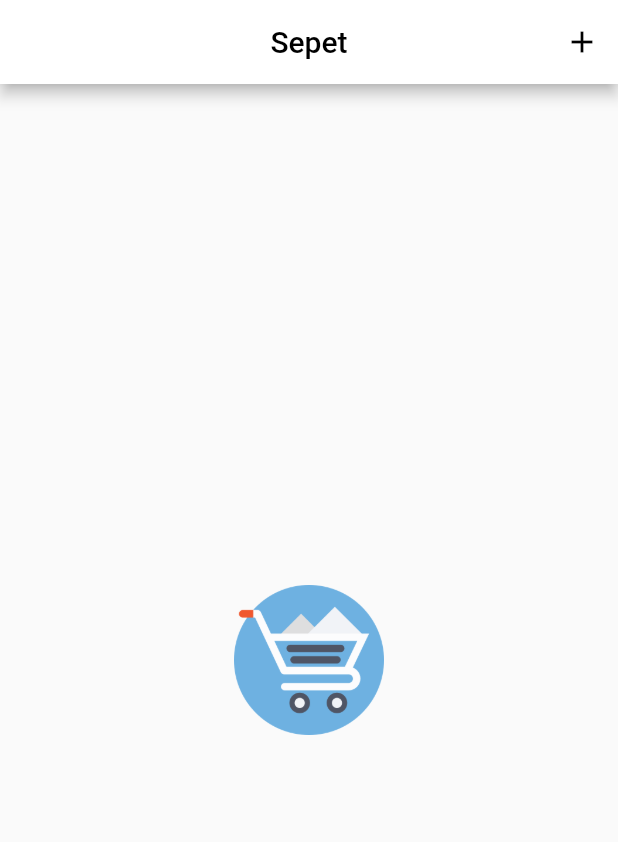
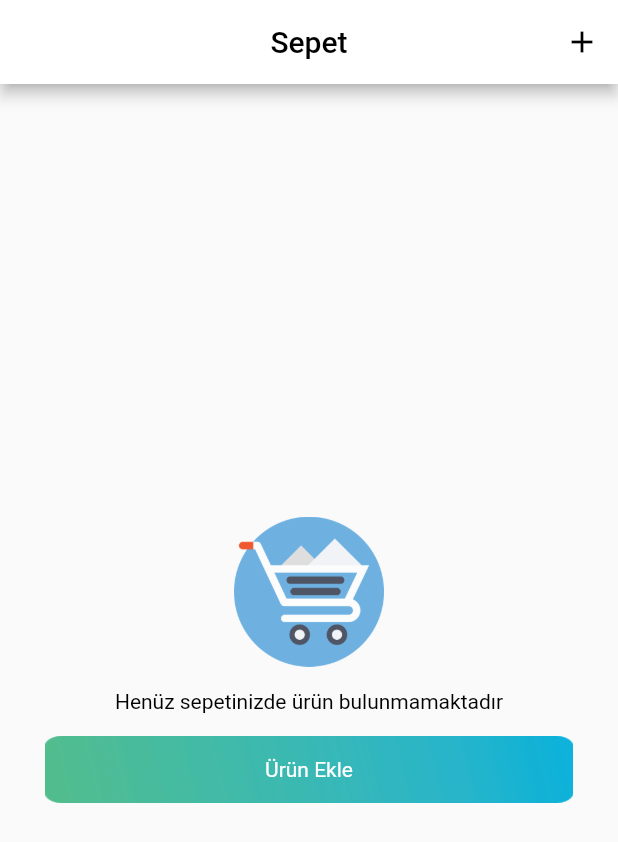
Before and after one commit to cartproduction/FlutterCode, a Flutter app: the SecondPage screen opened directly, on a phone screen of 412 x 824 dp. Shown: the top 842 px of the screen. Run offline on Flutter 3.47's test engine with Material 2 defaults, Android fonts, the phone set to English and light mode, and no system bars; our stand-ins replace cached_network_image, dio, rxdart; missing offline and left inert: multi_image_picker; network calls fail.

Commit message:
Empty basket updated

```diff
--- a/lib/tab_basket.dart
+++ b/lib/tab_basket.dart
@@ -1,5 +1,5 @@
 import 'package:flutter/material.dart';
-
+import 'main.dart';
 class SecondPage extends StatelessWidget {
   const SecondPage({Key key}) : super(key: key);
 
@@ -25,6 +25,7 @@ class SecondPage extends StatelessWidget {
               _select(choices[0]);
             },
           ),
+
           // overflow menu
           /*PopupMenuButton<Choice>(
               onSelected: _select,
@@ -41,7 +42,34 @@ class SecondPage extends StatelessWidget {
       ),
       body: Align(
         alignment: Alignment.center,
-        child: Image.asset('assets/cart.png', height: 100,width: 100,fit: BoxFit.cover,),
+        child: Center(child : Column(children: <Widget>[
+          Image.asset('assets/cart.png', height: 100,width: 100,fit: BoxFit.cover,),
+          SizedBox(height: 15),
+          Text("Henüz sepetinizde ürün bulunmamaktadır",style: TextStyle(color: Colors.black)),
+          SizedBox(height: 15),
+          GestureDetector(
+              child: Container(
+                  width:MediaQuery.of(context).size.width-60,
+                  height: 45,
+                  decoration: BoxDecoration(
+                      color: Colors.transparent,
+                      image: DecorationImage(
+                          image:AssetImage("assets/butonback.png"),
+                          fit:BoxFit.fill
+                      ),
+
+                  ),
+                  child: Center(child: Text("Ürün Ekle",style: TextStyle(color: Colors.white)),) // button text
+              ),onTap:(){
+            print("you clicked my");
+          }
+          )
+        ],
+        mainAxisAlignment: MainAxisAlignment.center,)
+        )
+
+
+
       )
 
     );
```
Also changed, not shown: assets/butonback.png (added).
